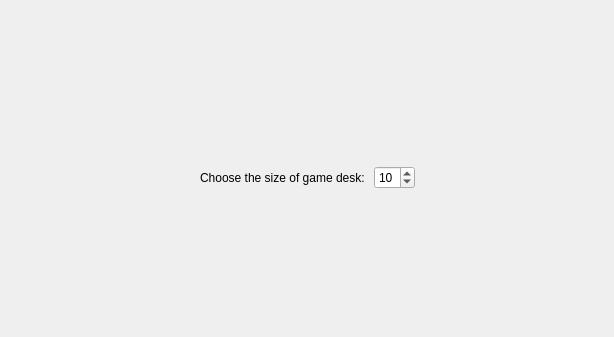
The window that src/gui/MainWindow.ui (zer0main/bin_game_mvc) describes before a commit, drawn with Qt 5; both pictures show x 0 to 614 and y 0 to 337 of the 614 by 528 pixel window.
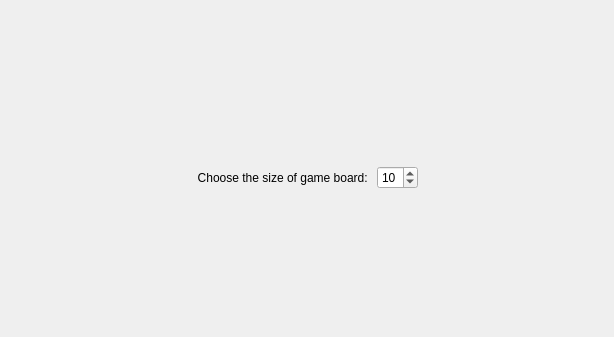
The same window after the commit. The open tabs and pages were chosen to show the change.

Commit message: GUI: "board" instead of "desk" in message

```diff
--- a/src/gui/MainWindow.ui
+++ b/src/gui/MainWindow.ui
@@ -227,7 +227,7 @@
           <item>
            <widget class="QLabel" name="label">
             <property name="text">
-             <string>Choose the size of game desk: </string>
+             <string>Choose the size of game board: </string>
             </property>
             <property name="alignment">
              <set>Qt::AlignRight|Qt::AlignTrailing|Qt::AlignVCenter</set>
```
